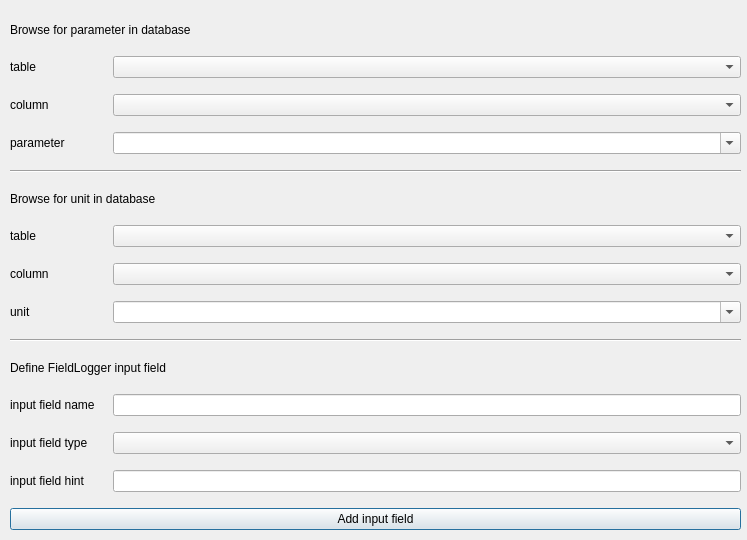
jkall/qgis-midvatten-plugin, file ui/fieldlogger_parameter_browser.ui: the form before one commit.
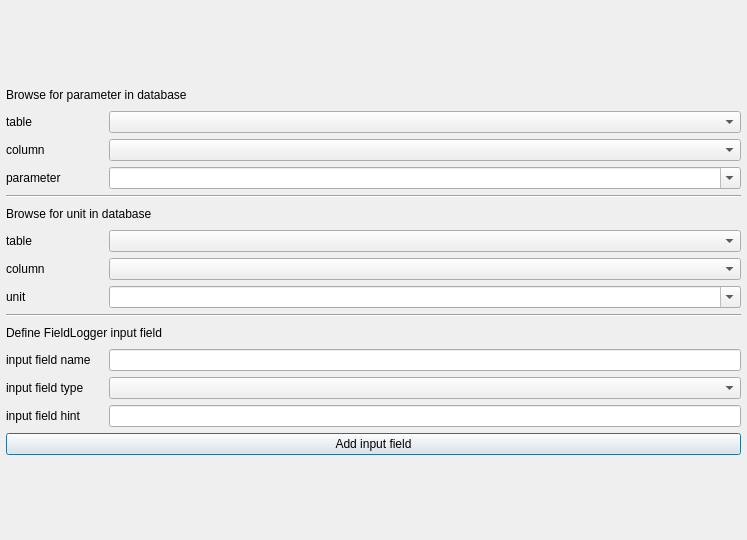
The form after the commit.

Commit message: Fixes some gui margins issues.

The edit to the form file:
```diff
--- a/ui/fieldlogger_parameter_browser.ui
+++ b/ui/fieldlogger_parameter_browser.ui
@@ -43,15 +43,20 @@
   <property name="modal">
    <bool>false</bool>
   </property>
-  <widget class="QWidget" name="horizontalLayoutWidget">
-   <property name="geometry">
-    <rect>
-     <x>10</x>
-     <y>10</y>
-     <width>731</width>
-     <height>531</height>
-    </rect>
+  <layout class="QVBoxLayout" name="verticalLayout">
+   <property name="leftMargin">
+    <number>6</number>
    </property>
+   <property name="topMargin">
+    <number>6</number>
+   </property>
+   <property name="rightMargin">
+    <number>6</number>
+   </property>
+   <property name="bottomMargin">
+    <number>6</number>
+   </property>
+   <item>
    <layout class="QHBoxLayout" name="horizontalLayout">
     <item>
      <layout class="QGridLayout" name="gridLayout">
@@ -219,7 +224,7 @@
         <property name="minimumSize">
          <size>
           <width>0</width>
-          <height>10</height>
+           <height>20</height>
          </size>
         </property>
         <property name="maximumSize">
@@ -265,7 +270,8 @@
      </layout>
     </item>
    </layout>
-  </widget>
+   </item>
+  </layout>
  </widget>
  <tabstops>
   <tabstop>_parameter_table</tabstop>
```
Lines whose indentation alone changed are shown as unchanged. The commit also changes 15 other files.
